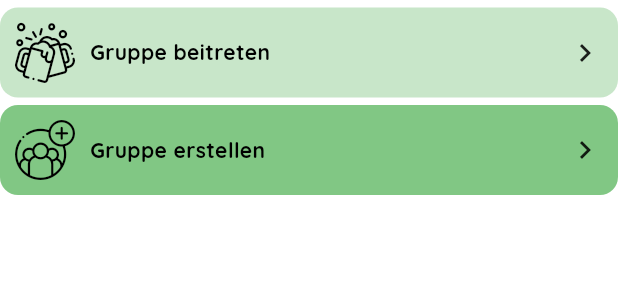
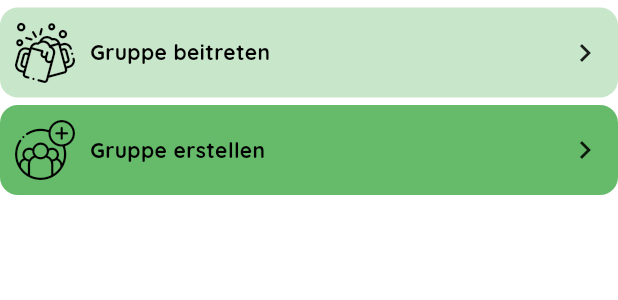
Before and after one commit to maggew/meal_planner_app, a Flutter app: the GroupsListviewWidget widget shown alone on an empty page, opened directly with empty values, on a phone screen of 412 x 824 dp. Shown: the top 300 px of the screen. Run offline on Flutter 3.47's test engine with Material 3 defaults, Android fonts, the phone set to English and light mode, and no system bars; our stand-ins replace audioplayers, auto_route, cached_network_image, connectivity_plus, dio, drift and 18 more; missing offline and left inert: google_mlkit_text_recognition; accounts and stored records are empty; generated files the repository leaves out were written again.

Commit message:
refactor(groups): replace hardcoded colors with theme colors

```diff
--- a/lib/presentation/groups/widgets/groups_create_join_button.dart
+++ b/lib/presentation/groups/widgets/groups_create_join_button.dart
@@ -34,7 +34,7 @@ class GroupsCreateJoinButton extends StatelessWidget {
               children: [
                 Icon(
                   iconData,
-                  color: Colors.black,
+                  color: Theme.of(context).colorScheme.onSurface,
                   size: 40,
                 ),
                 Gap(10),
--- a/lib/presentation/groups/widgets/groups_listview_widget.dart
+++ b/lib/presentation/groups/widgets/groups_listview_widget.dart
@@ -18,11 +18,10 @@ class GroupsListviewWidget extends StatelessWidget {
 
   @override
   Widget build(BuildContext context) {
-    final joinGroupColor =
-        (groups.length % 2 == 1) ? Colors.green[100]! : Colors.green[300]!;
-    final createGroupColor = (joinGroupColor == Colors.green[100])
-        ? Colors.green[300]!
-        : Colors.green[100]!;
+    final colorA = Theme.of(context).colorScheme.primaryContainer;
+    final colorB = Theme.of(context).colorScheme.primary;
+    final joinGroupColor = (groups.length % 2 == 1) ? colorA : colorB;
+    final createGroupColor = (groups.length % 2 == 1) ? colorB : colorA;
     return Column(
       children: [
         ListView.separated(
@@ -32,8 +31,7 @@ class GroupsListviewWidget extends StatelessWidget {
           primary: false,
           itemCount: groups.length,
           itemBuilder: (BuildContext, index) {
-            final Color color =
-                (index % 2 == 0) ? Colors.green[100]! : Colors.green[300]!;
+            final Color color = (index % 2 == 0) ? colorA : colorB;
             return GroupsListviewItem(
               group: groups[index],
               color: color,
--- a/lib/presentation/show_user_groups/widgets/show_user_group_avatar.dart
+++ b/lib/presentation/show_user_groups/widgets/show_user_group_avatar.dart
@@ -41,7 +41,7 @@ class ShowUserGroupAvatar extends StatelessWidget {
         decoration: BoxDecoration(
           shape: BoxShape.circle,
           border: isCurrentGroup
-              ? Border.all(color: Colors.pink[200]!, width: 3)
+              ? Border.all(color: Theme.of(context).colorScheme.secondary, width: 3)
               : null,
         ),
         child: ClipOval(child: image),
--- a/lib/presentation/show_user_groups/widgets/show_user_groups_body.dart
+++ b/lib/presentation/show_user_groups/widgets/show_user_groups_body.dart
@@ -14,8 +14,8 @@ class ShowUserGroupsBody extends ConsumerWidget {
     return Column(
       children: [
         groupsAsync.when(
-          loading: () => const Center(
-              child: CircularProgressIndicator(color: Colors.green)),
+          loading: () => Center(
+              child: CircularProgressIndicator()),
           error: (error, stack) => ShowUserErrorpage(),
           data: (groups) {
             if (groups.isEmpty) {
```
Also changed, not shown: lib/presentation/show_user_groups/widgets/show_user_no_groups_found.dart (+4 -14 lines).
